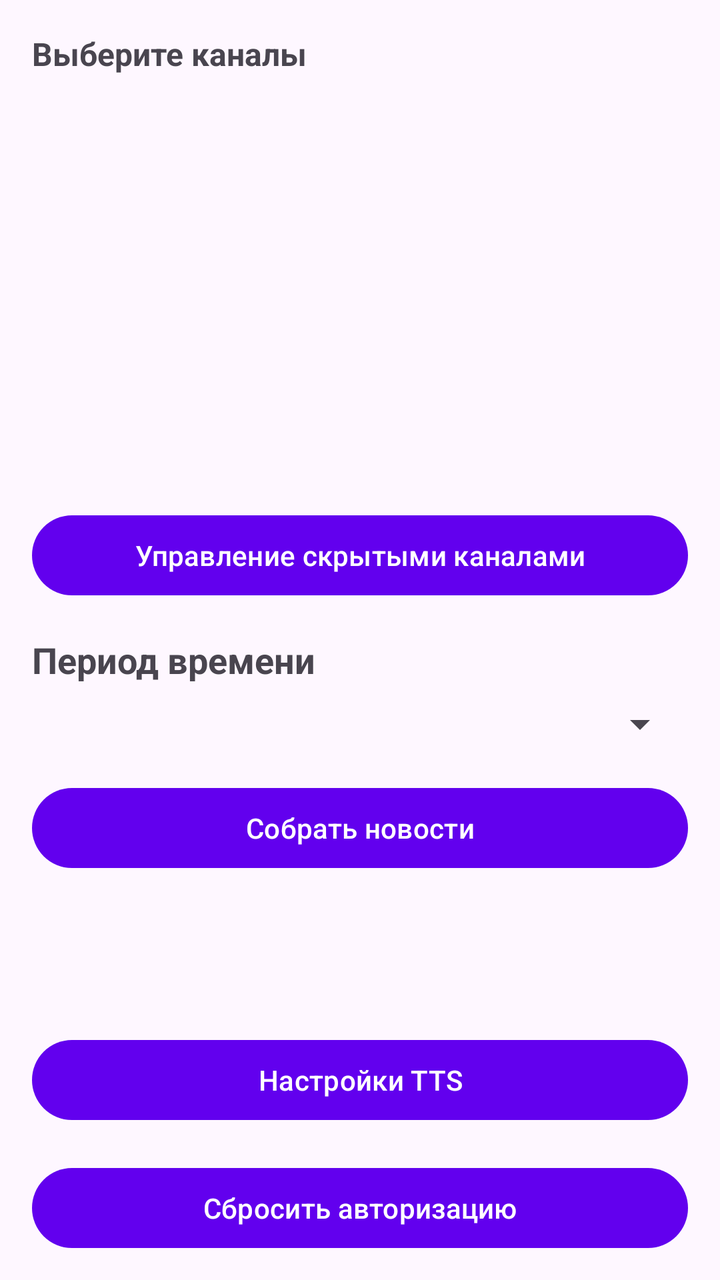
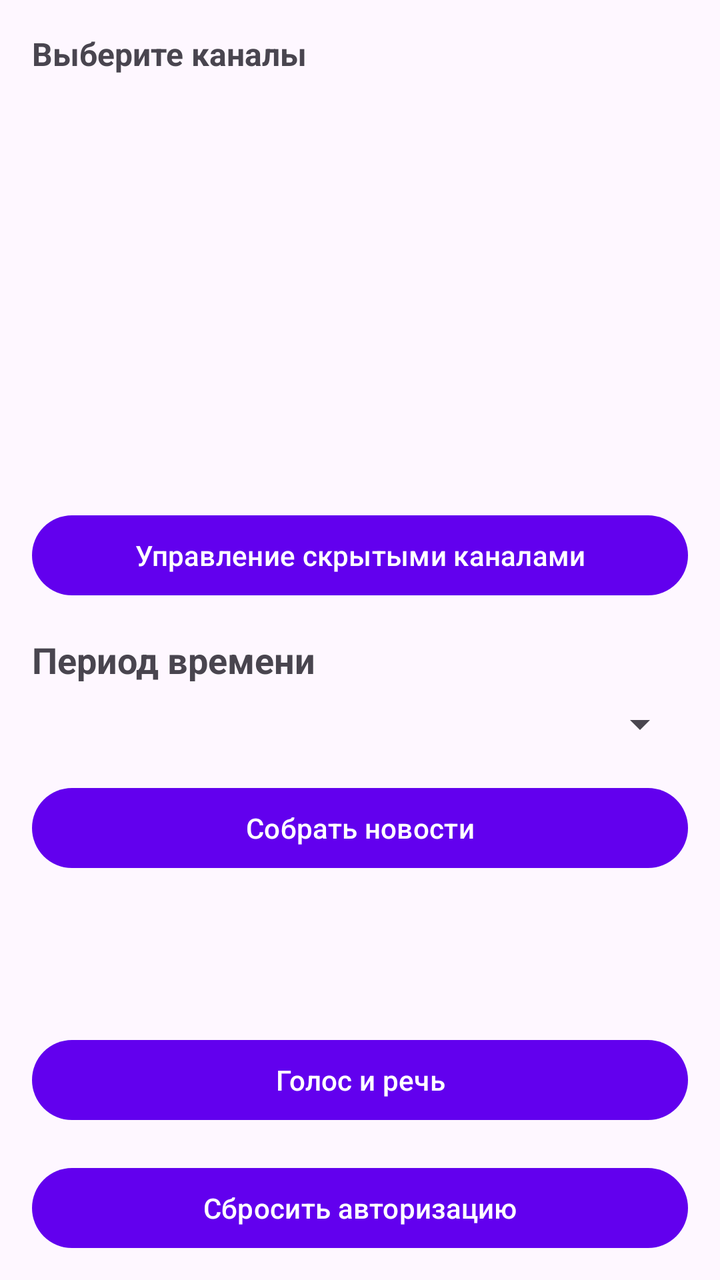

Compare the two renders of this Android layout. The source of the first and the diff that turns it into the second are given below.
<!-- AndroidManifest.xml: application theme Theme.TelegramNewsReader -->
<!-- res/layout/activity_main.xml -->
<?xml version="1.0" encoding="utf-8"?>
<ScrollView xmlns:android="http://schemas.android.com/apk/res/android" xmlns:app="http://schemas.android.com/apk/res-auto" android:layout_width="match_parent" android:layout_height="match_parent" android:fillViewport="true" android:padding="16dp">

    <LinearLayout
        android:layout_width="match_parent"
        android:layout_height="wrap_content"
        android:orientation="vertical">

        <TextView
            android:id="@+id/tv_select_channels"
            android:layout_width="wrap_content"
            android:layout_height="wrap_content"
            android:text="@string/select_channels"
            android:textSize="16sp"
            android:textStyle="bold" />

        <androidx.recyclerview.widget.RecyclerView
            android:id="@+id/recycler_channels"
            android:layout_width="match_parent"
            android:layout_height="200dp"
            android:layout_marginTop="8dp" />

        <Button
            android:id="@+id/btn_manage_hidden"
            android:layout_width="match_parent"
            android:layout_height="wrap_content"
            android:text="Управление скрытыми каналами"
            android:layout_marginTop="8dp" />

        <TextView
            android:id="@+id/tv_time_period"
            android:layout_width="wrap_content"
            android:layout_height="wrap_content"
            android:text="@string/time_period"
            android:textSize="18sp"
            android:textStyle="bold"
            android:layout_marginTop="16dp" />

        <androidx.appcompat.widget.AppCompatSpinner
            android:id="@+id/spinner_time"
            android:layout_width="match_parent"
            android:layout_height="wrap_content"
            android:layout_marginTop="8dp"
            android:spinnerMode="dropdown"
            android:popupBackground="@drawable/bg_spinner_popup" />

        <Button
            android:id="@+id/btn_collect_news"
            android:layout_width="match_parent"
            android:layout_height="wrap_content"
            android:text="@string/collect_news"
            android:layout_marginTop="16dp" />

        <ProgressBar
            android:id="@+id/progress_bar"
            android:layout_width="wrap_content"
            android:layout_height="wrap_content"
            android:layout_marginTop="8dp"
            android:visibility="gone"
            android:layout_gravity="center_horizontal" />

        
        <LinearLayout
            android:id="@+id/ll_player"
            android:layout_width="match_parent"
            android:layout_height="wrap_content"
            android:orientation="horizontal"
            android:layout_marginTop="12dp"
            android:visibility="gone"
            android:weightSum="4">

            <com.google.android.material.button.MaterialButton
                android:id="@+id/btn_play"
                android:layout_width="0dp"
                android:layout_height="48dp"
                android:layout_weight="1"
                android:minWidth="0dp"
                android:text=""
                android:contentDescription="@string/play"
                app:icon="@drawable/ic_play"
                app:iconSize="24dp"
                app:iconPadding="0dp"
                app:iconGravity="textStart"
                app:cornerRadius="24dp"
                app:iconTint="@color/white"
                app:backgroundTint="@color/purple_500" />

            <com.google.android.material.button.MaterialButton
                android:id="@+id/btn_pause"
                android:layout_width="0dp"
                android:layout_height="48dp"
                android:layout_weight="1"
                android:layout_marginStart="8dp"
                android:minWidth="0dp"
                android:text=""
                android:contentDescription="@string/pause"
                app:icon="@drawable/ic_pause"
                app:iconSize="24dp"
                app:iconPadding="0dp"
                app:iconGravity="textStart"
                app:cornerRadius="24dp"
                app:iconTint="@color/white"
                app:backgroundTint="@color/purple_500" />

            <com.google.android.material.button.MaterialButton
                android:id="@+id/btn_stop"
                android:layout_width="0dp"
                android:layout_height="48dp"
                android:layout_weight="1"
                android:layout_marginStart="8dp"
                android:minWidth="0dp"
                android:text=""
                android:contentDescription="@string/stop"
                app:icon="@drawable/ic_stop"
                app:iconSize="24dp"
                app:iconPadding="0dp"
                app:iconGravity="textStart"
                app:cornerRadius="24dp"
                app:iconTint="@color/white"
                app:backgroundTint="@color/purple_500" />

            <com.google.android.material.button.MaterialButton
                android:id="@+id/btn_next"
                android:layout_width="0dp"
                android:layout_height="48dp"
                android:layout_weight="1"
                android:layout_marginStart="8dp"
                android:minWidth="0dp"
                android:text=""
                android:contentDescription="@string/next"
                app:icon="@drawable/ic_next"
                app:iconSize="24dp"
                app:iconPadding="0dp"
                app:iconGravity="textStart"
                app:cornerRadius="24dp"
                app:iconTint="@color/white"
                app:backgroundTint="@color/purple_500" />
        </LinearLayout>

        
        <TextView
            android:id="@+id/tv_playing_info"
            android:layout_width="wrap_content"
            android:layout_height="wrap_content"
            android:text=""
            android:layout_marginTop="8dp" />

        <TextView
            android:id="@+id/tv_status"
            android:layout_width="wrap_content"
            android:layout_height="wrap_content"
            android:text=""
            android:layout_marginTop="16dp" />

        <Button
            android:id="@+id/btn_open_settings"
            android:layout_width="match_parent"
            android:layout_height="wrap_content"
            android:text="Настройки TTS"
            android:layout_marginTop="16dp" />

        <Button
            android:id="@+id/btn_reset_auth"
            android:layout_width="match_parent"
            android:layout_height="wrap_content"
            android:text="Сбросить авторизацию"
            android:layout_marginTop="16dp" />

    </LinearLayout>
</ScrollView>
<!-- resources referenced by this layout -->
<resources>
  <color name="purple_500">#FF6200EE</color>
  <color name="white">#FFFFFFFF</color>
  <!-- drawable bg_spinner_popup (drawable) -->
  <?xml version="1.0" encoding="utf-8"?>
   <shape xmlns:android="http://schemas.android.com/apk/res/android"> <solid android:color="#FF121212"/> <corners android:radius="8dp"/> <stroke android:width="1dp" android:color="#262626"/> </shape>
  <!-- drawable ic_next (drawable) -->
  <vector xmlns:android="http://schemas.android.com/apk/res/android" android:width="24dp" android:height="24dp" android:viewportWidth="24" android:viewportHeight="24">
  <path android:fillColor="#FFFFFFFF" android:pathData="M6,18l8.5,-6L6,6v12zM16,6h2v12h-2z"/>
  </vector>
  <!-- drawable ic_pause (drawable) -->
  <vector xmlns:android="http://schemas.android.com/apk/res/android" android:width="24dp" android:height="24dp" android:viewportWidth="24" android:viewportHeight="24">
  <path android:fillColor="#FFFFFFFF" android:pathData="M6,19h4V5H6v14zM14,5v14h4V5h-4z"/>
  </vector>
  <!-- drawable ic_play (drawable) -->
  <vector xmlns:android="http://schemas.android.com/apk/res/android" android:width="24dp" android:height="24dp" android:viewportWidth="24" android:viewportHeight="24">
  <path android:fillColor="#FFFFFFFF" android:pathData="M8,5v14l11,-7z"/>
  
  </vector>
  <!-- drawable ic_stop (drawable) -->
  <vector xmlns:android="http://schemas.android.com/apk/res/android" android:width="24dp" android:height="24dp" android:viewportWidth="24" android:viewportHeight="24">
  <path android:fillColor="#FFFFFFFF" android:pathData="M6,6h12v12H6z"/>
  </vector>
  <string name="collect_news">Собрать новости</string>
  <string name="next">Далее</string>
  <string name="pause">Пауза</string>
  <string name="play">Пуск</string>
  <string name="select_channels">Выберите каналы</string>
  <string name="stop">Стоп</string>
  <string name="time_period">Период времени</string>
  <style name="Theme.TelegramNewsReader" parent="Theme.Material3.DayNight">
          <item name="colorPrimary">@color/purple_500</item>
          <item name="colorPrimaryVariant">@color/purple_700</item>
          <item name="colorOnPrimary">@color/white</item>
          <item name="android:statusBarColor">?attr/colorPrimaryVariant</item>
      </style>
  <color name="purple_700">#FF3700B3</color>
</resources>

<!-- the commit's change to res/layout/activity_main.xml (unified diff, before → after) -->
@@ -156,7 +156,7 @@
             android:id="@+id/btn_open_settings"
             android:layout_width="match_parent"
             android:layout_height="wrap_content"
-            android:text="Настройки TTS"
+            android:text="Голос и речь"
             android:layout_marginTop="16dp" />
 
         <Button
